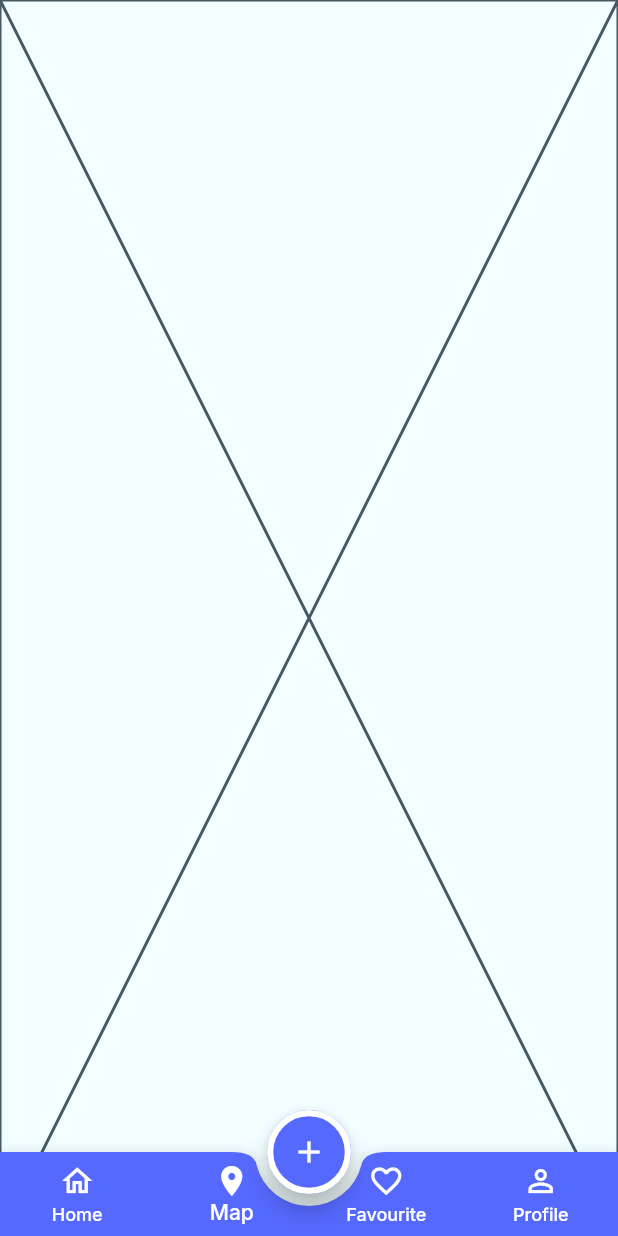
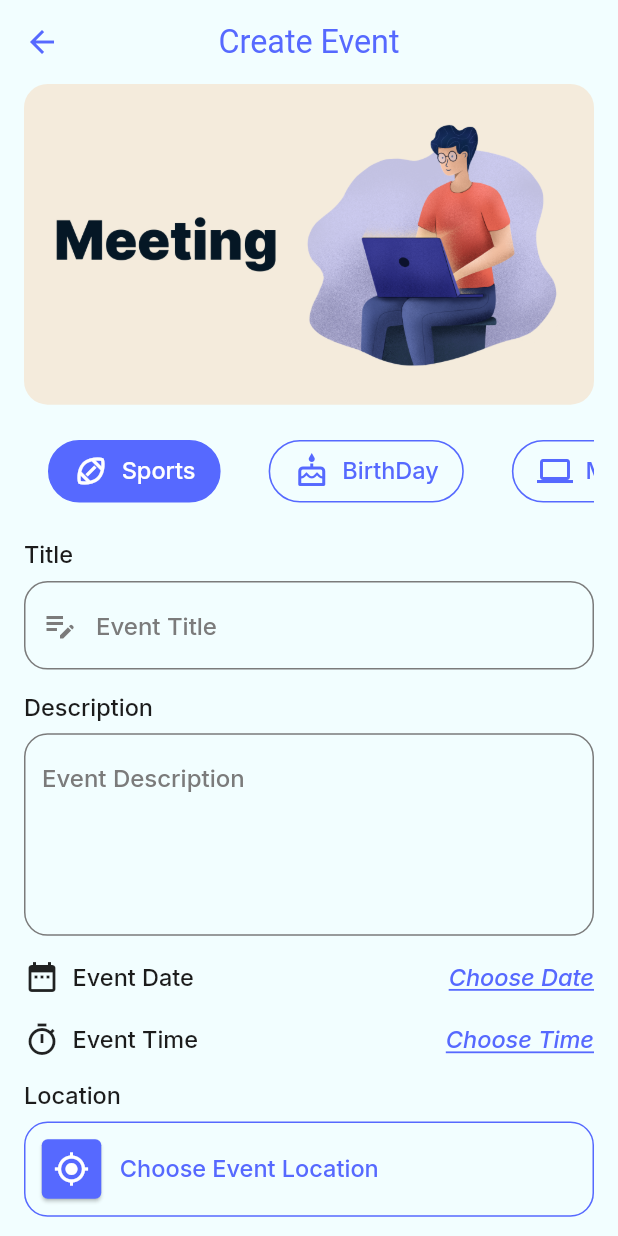
Before and after one commit to Karim-Elbahnasawy/Evently, a Flutter app: the screen it shows after launch, item 2 of the bottom bar chosen, after a tap on the "add" icon, on a phone screen of 412 x 824 dp. Run offline on Flutter 3.47's test engine with Material 3 defaults, Android fonts, the phone set to English and light mode, and no system bars; our stand-ins replace flutter_screenutil, flutter_svg, google_fonts.

Commit message:
finish_create_event_ui

```diff
--- a/lib/config/theme/theme_manager.dart
+++ b/lib/config/theme/theme_manager.dart
@@ -8,6 +8,7 @@ abstract class ThemeManager {
     useMaterial3: false,
     scaffoldBackgroundColor: ColorsManager.ofWhite,
     appBarTheme: AppBarTheme(
+      foregroundColor: ColorsManager.blue,
       backgroundColor: ColorsManager.ofWhite,
       centerTitle: true,
       titleTextStyle: TextStyle(
@@ -38,6 +39,12 @@ abstract class ThemeManager {
       prefixIconColor: ColorsManager.grey,
       suffixIconColor: ColorsManager.grey,
       labelStyle: TextStyle(color: ColorsManager.grey),
+      hintStyle: TextStyle(
+        color: ColorsManager.grey,
+        fontSize: 16,
+        fontStyle: FontStyle.normal,
+        decoration: TextDecoration.none,
+      ),
       focusedBorder: OutlineInputBorder(
         borderRadius: BorderRadius.circular(16.r),
         borderSide: BorderSide(color: ColorsManager.grey),
@@ -133,6 +140,11 @@ abstract class ThemeManager {
         fontSize: 20.sp,
         fontWeight: FontWeight.w700,
       ),
+      displayLarge: GoogleFonts.inter(
+        color: ColorsManager.blue,
+        fontSize: 16.sp,
+        fontWeight: FontWeight.w500,
+      ),
     ),
   );
   static final ThemeData dark = ThemeData();
--- a/lib/core/routes_manager/app_routes.dart
+++ b/lib/core/routes_manager/app_routes.dart
@@ -1,7 +1,7 @@
 abstract class AppRoutes {
-
   static const String register = '/register';
   static const String login = '/login';
   static const String forgetPassword = '/forgetPassword';
   static const String mainLayout = '/mainLayout';
+  static const String createEvent = '/createEvent';
 }
--- a/lib/core/routes_manager/routes_manager.dart
+++ b/lib/core/routes_manager/routes_manager.dart
@@ -2,6 +2,7 @@ import 'package:evently_app/core/routes_manager/app_routes.dart';
 import 'package:evently_app/features/auth/forget_password/forget_password.dart';
 import 'package:evently_app/features/auth/login/login.dart';
 import 'package:evently_app/features/auth/register/register.dart';
+import 'package:evently_app/features/create_event/create_event.dart';
 import 'package:evently_app/features/main_layout/main_layout.dart';
 import 'package:flutter/material.dart';
 
@@ -20,9 +21,14 @@ abstract class RoutesManager {
         {
           return MaterialPageRoute(builder: (context) => ForgetPassword());
         }
-      case AppRoutes.mainLayout:{
-        return MaterialPageRoute(builder: (context)=> MainLayout());
-      }
+      case AppRoutes.mainLayout:
+        {
+          return MaterialPageRoute(builder: (context) => MainLayout());
+        }
+      case AppRoutes.createEvent:
+        {
+          return MaterialPageRoute(builder: (context) => CreateEvent());
+        }
     }
     return null;
   }
--- a/lib/core/widgets/custom_text_form_field.dart
+++ b/lib/core/widgets/custom_text_form_field.dart
@@ -3,32 +3,38 @@ import 'package:flutter/material.dart';
 class CustomTextFormField extends StatelessWidget {
   const CustomTextFormField({
     super.key,
-    required this.labelText,
+    this.labelText,
+    this.hintText,
     this.suffixIcon,
-    required this.prefixIcon,
+    this.prefixIcon,
     this.isSecure = false,
-    required this.keyboardType,
+    this.keyboardType,
     this.validator,
     this.controller,
+    this.lines = 1,
   });
-  final String labelText;
+  final String? labelText;
+  final String? hintText;
   final Widget? suffixIcon;
-  final IconData prefixIcon;
+  final IconData? prefixIcon;
   final bool isSecure;
-  final TextInputType keyboardType;
+  final TextInputType? keyboardType;
   final String? Function(String?)? validator;
   final TextEditingController? controller;
+  final int lines;
 
   @override
   Widget build(BuildContext context) {
     return TextFormField(
+      maxLines: lines,
       controller: controller,
       validator: validator,
       keyboardType: keyboardType,
       obscureText: isSecure,
       decoration: InputDecoration(
-        prefixIcon: Icon(prefixIcon),
+        prefixIcon: prefixIcon != null ? Icon(prefixIcon) : null,
         suffixIcon: suffixIcon,
+        hintText: hintText,
         labelText: labelText,
       ),
     );
--- /dev/null
+++ b/lib/features/create_event/create_event.dart
@@ -0,0 +1,162 @@
+import 'package:evently_app/core/resourses/assets_manager.dart';
+import 'package:evently_app/core/resourses/colors_manager.dart';
+import 'package:evently_app/core/widgets/custom_elvated_button.dart';
+import 'package:evently_app/core/widgets/custom_tab_bar.dart';
+import 'package:evently_app/core/widgets/custom_text_form_field.dart';
+import 'package:evently_app/core/widgets/cutom_text_button.dart';
+import 'package:evently_app/models/category_model.dart';
+import 'package:flutter/material.dart';
+import 'package:flutter_screenutil/flutter_screenutil.dart';
+
+class CreateEvent extends StatefulWidget {
+  const CreateEvent({super.key});
+
+  @override
+  State<CreateEvent> createState() => _CreateEventState();
+}
+
+class _CreateEventState extends State<CreateEvent> {
+  late final TextEditingController _titleContoller;
+  late final TextEditingController _descriptionContoller;
+  @override
+  void initState() {
+    super.initState();
+    _titleContoller = TextEditingController();
+    _descriptionContoller = TextEditingController();
+  }
+
+  @override
+  void dispose() {
+    _titleContoller.dispose();
+    _descriptionContoller.dispose();
+    super.dispose();
+  }
+
+  @override
+  Widget build(BuildContext context) {
+    return Scaffold(
+      appBar: AppBar(elevation: 0, title: Text('Create Event')),
+      body: Padding(
+        padding: const EdgeInsets.symmetric(horizontal: 16),
+        child: SingleChildScrollView(
+          child: Column(
+            crossAxisAlignment: CrossAxisAlignment.stretch,
+            children: [
+              ClipRRect(
+                borderRadius: BorderRadiusGeometry.circular(16.r),
+                child: Image.asset(ImageAssets.meeting),
+              ),
+              SizedBox(height: 8.h),
+              CustomTabBar(
+                selectedBgColor: ColorsManager.blue,
+                selectedFgColor: ColorsManager.white,
+                unSelectedBgColor: Colors.transparent,
+                unSelectedFgColor: ColorsManager.blue,
+                categories: CategoryModel.categories,
+              ),
+              SizedBox(height: 8.h),
+              Text('Title', style: Theme.of(context).textTheme.bodySmall),
+              SizedBox(height: 8.h),
+              CustomTextFormField(
+                hintText: 'Event Title',
+                controller: _titleContoller,
+                prefixIcon: Icons.edit_note_outlined,
+              ),
+              SizedBox(height: 16.h),
+              Text('Description', style: Theme.of(context).textTheme.bodySmall),
+              SizedBox(height: 8.h),
+              CustomTextFormField(
+                lines: 5,
+                hintText: 'Event Description',
+                controller: _descriptionContoller,
+              ),
+              SizedBox(height: 16.h),
+              Row(
+                children: [
+                  Icon(Icons.date_range),
+                  SizedBox(width: 8.w),
+                  Text(
+                    'Event Date',
+                    style: Theme.of(context).textTheme.bodySmall,
+                  ),
+                  Spacer(),
+                  CustomTextButton(
+                    text: 'Choose Date',
+                    onTap: () {
+                      showDatePicker(
+                        context: context,
+                        firstDate: DateTime.now(),
+                        lastDate: DateTime.now().add(Duration(days: 365)),
+                      );
+                    },
+                  ),
+                ],
+              ),
+              SizedBox(height: 18.h),
+              Row(
+                children: [
+                  Icon(Icons.timer_outlined),
+                  SizedBox(width: 8.w),
+                  Text(
+                    'Event Time',
+                    style: Theme.of(context).textTheme.bodySmall,
+                  ),
+                  Spacer(),
+                  CustomTextButton(
+                    text: 'Choose Time',
+                    onTap: () {
+                      showTimePicker(
+                        context: context,
+                        initialTime: TimeOfDay.now(),
+                      );
+                    },
+                  ),
+                ],
+              ),
+              // Spacer(flex: 6),
+              SizedBox(height: 16.h),
+              Text('Location', style: Theme.of(context).textTheme.bodySmall),
+              SizedBox(height: 8.h),
+              OutlinedButton(
+                style: OutlinedButton.styleFrom(
+                  side: BorderSide(color: ColorsManager.blue, width: 1),
+                  padding: REdgeInsets.all(8),
+                  shape: RoundedRectangleBorder(
+                    borderRadius: BorderRadiusGeometry.circular(16.r),
+                  ),
+                ),
+                onPressed: () {},
+                child: Row(
+                  children: [
+                    Row(
+                      children: [
+                        Card(
+                          color: ColorsManager.blue,
+                          child: Padding(
+                            padding: REdgeInsets.all(8),
+                            child: Icon(
+                              Icons.my_location_outlined,
+                              color: ColorsManager.white,
+                            ),
+                          ),
+                        ),
+                        SizedBox(width: 8.w),
+                        Text(
+                          'Choose Event Location',
+                          style: Theme.of(context).textTheme.displayLarge,
+                        ),
+                      ],
+                    ),
+                  ],
+                ),
+              ),
+              SizedBox(height: 16.h),
+              CustomElvatedButton(onPressed: () {}, text: 'Add Event'),
+              SizedBox(height: 22.h),
+            ],
+          ),
+        ),
+      ),
+    );
+  }
+}
--- a/lib/features/main_layout/main_layout.dart
+++ b/lib/features/main_layout/main_layout.dart
@@ -1,3 +1,4 @@
+import 'package:evently_app/core/routes_manager/app_routes.dart';
 import 'package:evently_app/features/main_layout/tabs/favourite/favourite_tab.dart';
 import 'package:evently_app/features/main_layout/tabs/home_tab/home_tab.dart';
 import 'package:evently_app/features/main_layout/tabs/map/map_tab.dart';
@@ -26,7 +27,12 @@ class _MainLayoutState extends State<MainLayout> {
     );
   }
   FloatingActionButton _buildFad() {
-    return FloatingActionButton(onPressed: () {}, child: Icon(Icons.add));
+    return FloatingActionButton(
+      onPressed: () {
+        Navigator.pushNamed(context, AppRoutes.createEvent);
+      },
+      child: Icon(Icons.add),
+    );
   }
   BottomAppBar _buildNavBar() {
     return BottomAppBar(
--- a/lib/models/category_model.dart
+++ b/lib/models/category_model.dart
@@ -25,4 +25,15 @@ static List<CategoryModel> categoriesWithAll = [
     CategoryModel(id: '8', name: 'WorkShop', icon: Icons.work_history_outlined, imagePath: ''),
     CategoryModel(id: '9', name: 'BookClub', icon: Icons.book_outlined, imagePath: ''),
   ];
+static List<CategoryModel> categories = [
+    CategoryModel(id: '1', name: 'Sports', icon: Icons.sports_football_outlined, imagePath: ''),
+    CategoryModel(id: '2', name: 'BirthDay', icon: Icons.cake_outlined, imagePath: ''),
+    CategoryModel(id: '3', name: 'Meeting', icon: Icons.laptop_outlined, imagePath: ''),
+    CategoryModel(id: '4', name: 'Gaming', icon: Icons.gamepad_outlined, imagePath: ''),
+    CategoryModel(id: '5', name: 'Eating', icon: Icons.local_pizza_outlined, imagePath: ''),
+    CategoryModel(id: '6', name: 'Holiday', icon: Icons.holiday_village_outlined, imagePath: ''),
+    CategoryModel(id: '7', name: 'Exhibition', icon: Icons.water_drop_outlined, imagePath: ''),
+    CategoryModel(id: '8', name: 'WorkShop', icon: Icons.work_history_outlined, imagePath: ''),
+    CategoryModel(id: '9', name: 'BookClub', icon: Icons.book_outlined, imagePath: ''),
+  ];
 }
```
